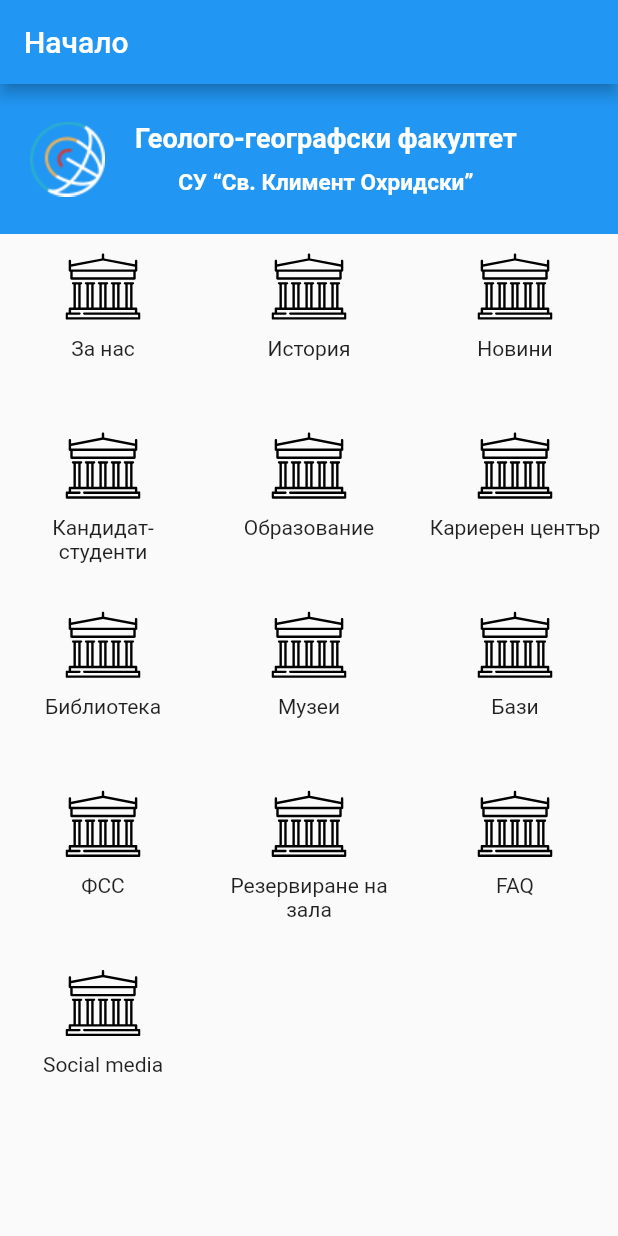
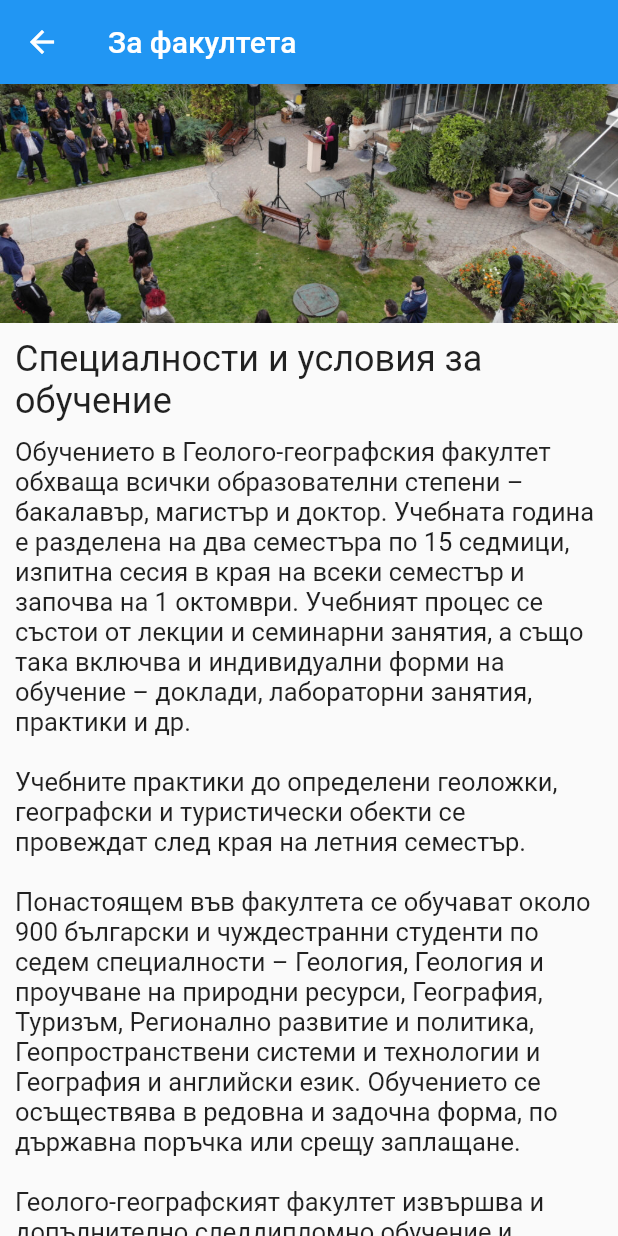
Before and after one commit to diditoleva/faculty_demo_app, a Flutter app: the screen it shows after launch, after a tap on "За нас", on a phone screen of 412 x 824 dp. Run offline on Flutter 3.47's test engine with Material 2 defaults, Android fonts, the phone set to English and light mode, and no system bars; our stand-ins replace flutter_svg.

Commit message:
About us screen

```diff
--- /dev/null
+++ b/lib/aboutus/about_us_screen.dart
@@ -0,0 +1,46 @@
+import 'package:faculty_demo_app/aboutus/about_us_strings.dart';
+import 'package:flutter/material.dart';
+
+class AboutUsScreen extends StatelessWidget {
+  @override
+  Widget build(BuildContext context) {
+    return Scaffold(
+      appBar: AppBar(
+        title: const Text("За факултета"),
+      ),
+      body: SingleChildScrollView(
+          child: Column(
+        children: [
+          Image.asset(
+            "assets/images/aboutus.jpg",
+          ),
+          Padding(
+            padding: const EdgeInsets.all(10.0),
+            child: Column(
+              crossAxisAlignment: CrossAxisAlignment.start,
+              children: const [
+                Text(
+                  AboutUsStrings.educationTitle,
+                  style: TextStyle(fontSize: 24),
+                ),
+                SizedBox(height: 10),
+                Text(
+                  AboutUsStrings.educationDescription,
+                  style: TextStyle(fontSize: 17),
+                ),
+                SizedBox(height: 20),
+                Text(AboutUsStrings.teacherTitle,
+                    style: TextStyle(fontSize: 24)),
+                SizedBox(height: 10),
+                Text(
+                  AboutUsStrings.teacherDescription,
+                  style: TextStyle(fontSize: 17),
+                ),
+              ],
+            ),
+          ),
+        ],
+      )),
+    );
+  }
+}
--- /dev/null
+++ b/lib/aboutus/about_us_strings.dart
@@ -0,0 +1,9 @@
+class AboutUsStrings {
+  static const String educationTitle = "Специалности и условия за обучение";
+
+  static const String educationDescription = "Обучението в Геолого-географския факултет обхваща всички образователни степени – бакалавър, магистър и доктор. Учебната година е разделена на два семестъра по 15 седмици, изпитна сесия в края на всеки семестър и започва на 1 октомври. Учебният процес се състои от лекции и семинарни занятия, а също така включва и индивидуални форми на обучение – доклади, лабораторни занятия, практики и др. \n\nУчебните практики до определени геоложки, географски и туристически обекти се провеждат след края на летния семестър.\n\nПонастоящем във факултета се обучават около 900 български и чуждестранни студенти по седем специалности – Геология, Геология и проучване на природни ресурси, География, Туризъм, Регионално развитие и политика, Геопространствени системи и технологии и География и английски език. Обучението се осъществява в редовна и задочна форма, по държавна поръчка или срещу заплащане.\n\nГеолого-географският факултет извършва и допълнително следдипломно обучение и квалификация, както по основните специалности, така и в по-тесни научни направления.";
+
+  static const String teacherTitle = "Преподавателски състав";
+
+  static const String teacherDescription = "Във факултета преподават над 80 високо квалифицирани професори, доценти и асистенти. В тяхната изследователска и преподавателска работа им помагат над 30 специалисти с висше образование.";
+}
--- a/lib/home/home_screen.dart
+++ b/lib/home/home_screen.dart
@@ -1,3 +1,4 @@
+import 'package:faculty_demo_app/aboutus/about_us_screen.dart';
 import 'package:faculty_demo_app/history/history_screen.dart';
 import 'package:faculty_demo_app/home/home_element.dart';
 import 'package:flutter/material.dart';
@@ -67,7 +68,7 @@
                   onTap: () {
                     switch (item) {
                       case HomeElement.aboutUs:
-                        // TODO: Handle this case.
+                        Navigator.push(context, MaterialPageRoute(builder: (context) => AboutUsScreen()));
                         break;
                       case HomeElement.history:
                         Navigator.push(context, MaterialPageRoute(builder: (context) => HistoryScreen()));
```
Also changed, not shown: assets/images/aboutus.jpg (added).
